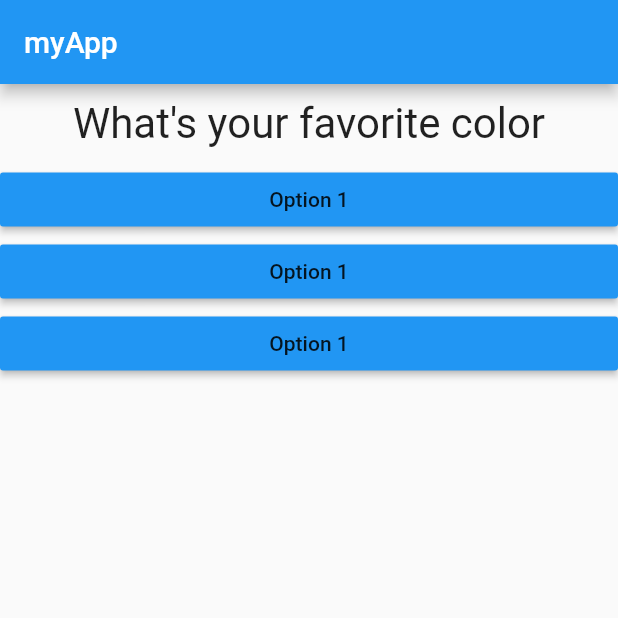
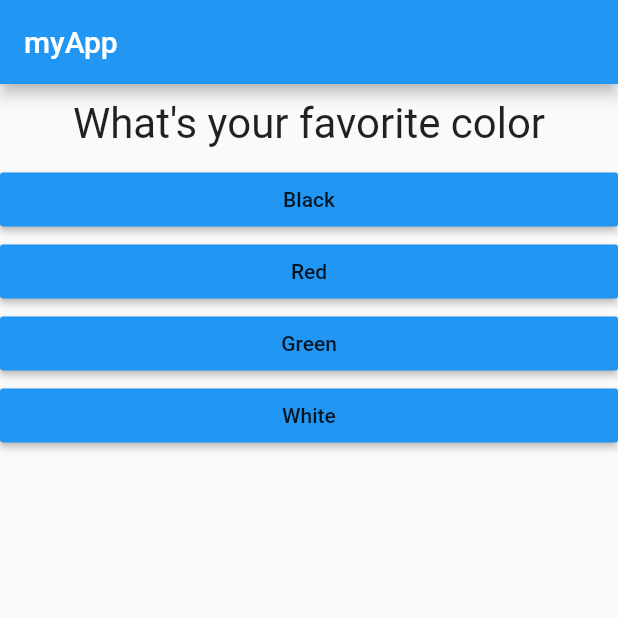
Before and after one commit to smota/playground-flutter-course-myApp, a Flutter app: the screen it shows after launch, on a phone screen of 412 x 824 dp, the top half of it. Run offline on Flutter 3.47's test engine with Material 2 defaults, Android fonts, the phone set to English and light mode, and no system bars.

Commit message:
Map lesson

```diff
--- a/lib/answer.dart
+++ b/lib/answer.dart
@@ -3,8 +3,9 @@
 class Answer extends StatelessWidget {
 
     final Function selectHandler;
+    final String answerText;
 
-    Answer(this.selectHandler);
+    Answer(this.selectHandler, this.answerText);
 
     @override
     Widget build(BuildContext context) {
@@ -12,7 +13,7 @@ class Answer extends StatelessWidget {
         width: double.infinity,
         child: RaisedButton(
               color: Colors.blue,
-              child: Text('Option 1'),
+              child: Text(answerText),
               onPressed: selectHandler,
             ),
       );
--- a/lib/main.dart
+++ b/lib/main.dart
@@ -17,8 +17,15 @@ class _MyAppState extends State<MyApp> {
   var _questionIndex = 0;
 
   var _questions = [
-    'What\'s your favorite color',
-    'What\'s your favorite animal?',
+    { 'questionText' : 'What\'s your favorite color',
+      'answers' : ['Black', 'Red', 'Green', 'White'],
+    },
+    { 'questionText' : 'What\'s your favorite animal?',
+      'answers' : ['Lion', 'Rabbit', 'Snake', 'Elephant'],
+    },
+    { 'questionText' : 'Who is your favorite instructor?',
+      'answers' : ['Sam', 'Sam', 'Sam', 'Sam'],
+    },
   ];
 
   void _answerQuestion() {
@@ -38,10 +45,10 @@ class _MyAppState extends State<MyApp> {
         ),
         body: Column(
           children: <Widget>[
-            Question(_questions[_questionIndex]),
-            Answer(_answerQuestion),
-            Answer(_answerQuestion),
-            Answer(_answerQuestion),
+            Question(_questions[_questionIndex]['questionText']),
+            ...(_questions[_questionIndex]['answers'] as List<String>).map((answer){
+              return Answer(_answerQuestion, answer);
+            }).toList(),
           ],
         ),
       ),
```
